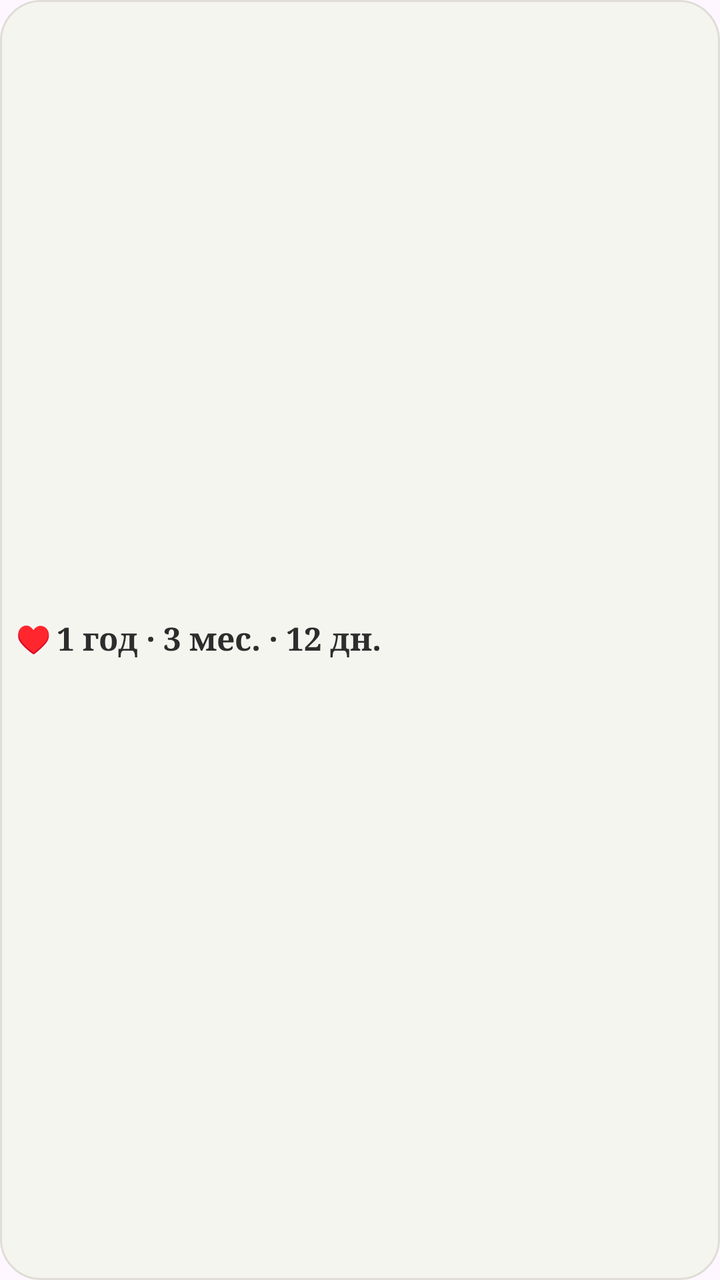
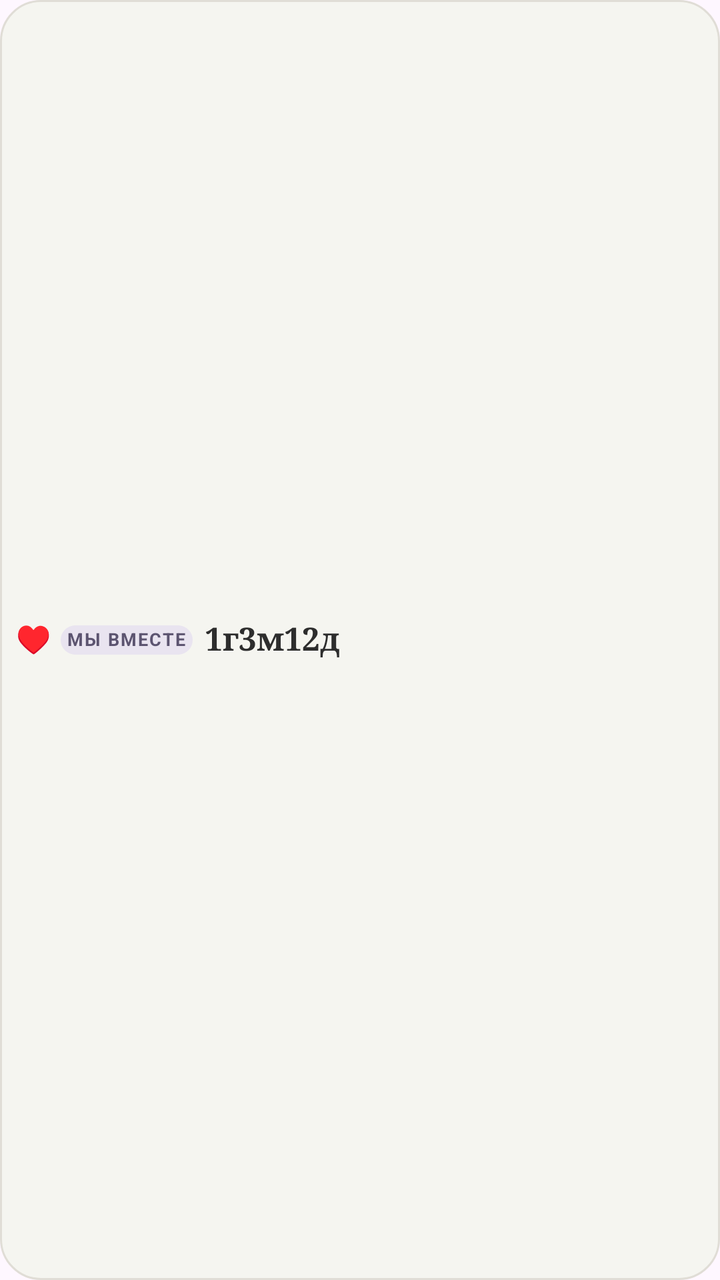

An Android layout rendered at two revisions. The XML below is the earlier revision; the diff shows what the commit changed to produce the second picture.
<!-- AndroidManifest.xml: application theme Theme.SoulSpace -->
<!-- res/layout/widget_together.xml -->
<?xml version="1.0" encoding="utf-8"?>
<LinearLayout xmlns:android="http://schemas.android.com/apk/res/android"
    android:id="@+id/widget_together_root"
    android:layout_width="match_parent"
    android:layout_height="match_parent"
    android:background="@drawable/widget_together_background"
    android:gravity="center_vertical"
    android:orientation="horizontal"
    android:paddingStart="8dp"
    android:paddingTop="5dp"
    android:paddingEnd="8dp"
    android:paddingBottom="5dp">

    <TextView
        android:layout_width="wrap_content"
        android:layout_height="wrap_content"
        android:includeFontPadding="false"
        android:text="@string/widget_together_heart"
        android:textColor="#5C5470"
        android:textSize="14sp" />

    <TextView
        android:id="@+id/widget_together_count"
        android:layout_width="0dp"
        android:layout_height="wrap_content"
        android:layout_marginStart="3dp"
        android:layout_weight="1"
        android:ellipsize="end"
        android:fontFamily="serif"
        android:gravity="center_vertical|start"
        android:includeFontPadding="false"
        android:maxLines="1"
        android:text="@string/widget_together_preview_count"
        android:textColor="#2D2D2D"
        android:textSize="16sp"
        android:textStyle="bold" />
</LinearLayout>
<!-- resources referenced by this layout -->
<resources>
  <!-- drawable widget_together_background (drawable) -->
  <?xml version="1.0" encoding="utf-8"?>
  <shape xmlns:android="http://schemas.android.com/apk/res/android"
      android:shape="rectangle">
      <solid android:color="#F5F5F0" />
      <stroke
          android:width="1dp"
          android:color="#E0DDD6" />
      <corners android:radius="20dp" />
  </shape>
  <string name="widget_together_heart">♥</string>
  <string name="widget_together_preview_count">1 год · 3 мес. · 12 дн.</string>
  <style name="Theme.SoulSpace" parent="Base.Theme.SoulSpace" />
  <style name="Base.Theme.SoulSpace" parent="Theme.Material3.DayNight.NoActionBar">
          
          
      </style>
</resources>

<!-- the commit's change to res/layout/widget_together.xml (unified diff, before → after) -->
@@ -20,10 +20,31 @@
         android:textSize="14sp" />
 
     <TextView
+        android:id="@+id/widget_together_label"
+        android:layout_width="wrap_content"
+        android:layout_height="wrap_content"
+        android:layout_marginStart="5dp"
+        android:background="@drawable/widget_together_label_background"
+        android:ellipsize="end"
+        android:fontFamily="sans-serif"
+        android:gravity="center_vertical"
+        android:includeFontPadding="false"
+        android:letterSpacing="0.08"
+        android:maxLines="1"
+        android:paddingStart="3dp"
+        android:paddingTop="2dp"
+        android:paddingEnd="3dp"
+        android:paddingBottom="2dp"
+        android:text="@string/widget_together_label"
+        android:textColor="#5C5470"
+        android:textSize="9sp"
+        android:textStyle="bold" />
+
+    <TextView
         android:id="@+id/widget_together_count"
         android:layout_width="0dp"
         android:layout_height="wrap_content"
-        android:layout_marginStart="3dp"
+        android:layout_marginStart="6dp"
         android:layout_weight="1"
         android:ellipsize="end"
         android:fontFamily="serif"
@@ -34,4 +55,5 @@
         android:textColor="#2D2D2D"
         android:textSize="16sp"
         android:textStyle="bold" />
+
 </LinearLayout>
<!-- resource entries referenced after the edit -->
@@ -10,8 +10,16 @@
           android:color="#E0DDD6" />
       <corners android:radius="20dp" />
   </shape>
+  <!-- drawable widget_together_label_background (drawable) -->
+  <?xml version="1.0" encoding="utf-8"?>
+  <shape xmlns:android="http://schemas.android.com/apk/res/android"
+      android:shape="rectangle">
+      <solid android:color="#E9E4F0" />
+      <corners android:radius="8dp" />
+  </shape>
   <string name="widget_together_heart">♥</string>
-  <string name="widget_together_preview_count">1 год · 3 мес. · 12 дн.</string>
+  <string name="widget_together_label">МЫ ВМЕСТЕ</string>
+  <string name="widget_together_preview_count">1г3м12д</string>
   <style name="Theme.SoulSpace" parent="Base.Theme.SoulSpace" />
   <style name="Base.Theme.SoulSpace" parent="Theme.Material3.DayNight.NoActionBar">
           
